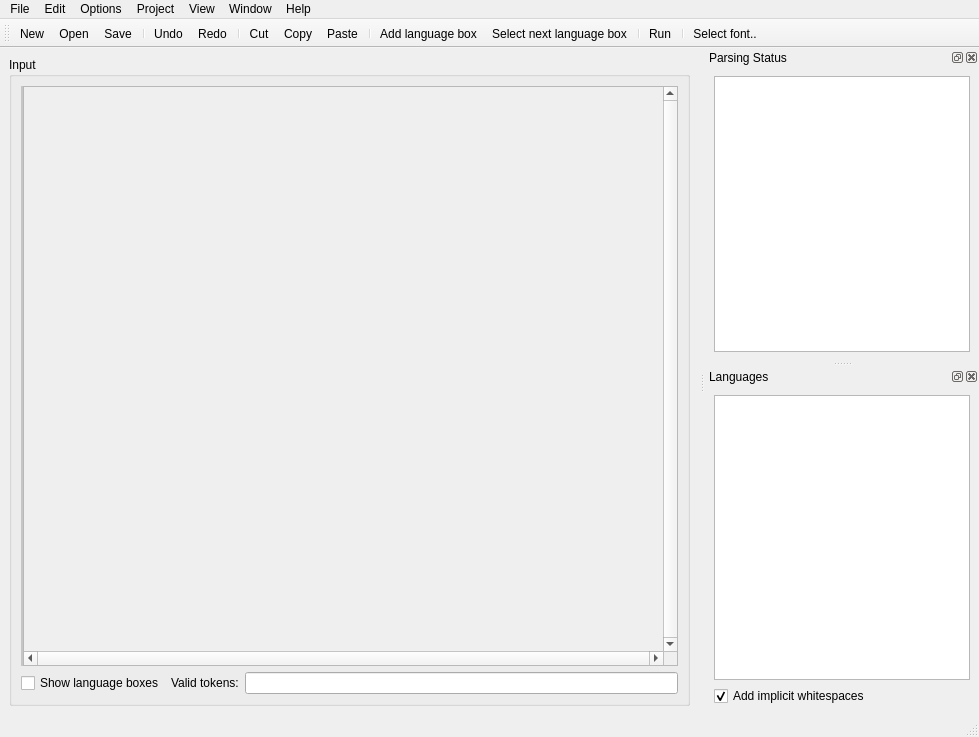
This is lib/eco/gui/newgui.ui in softdevteam/eco as Qt 5 draws it before an edit. The edited form follows.
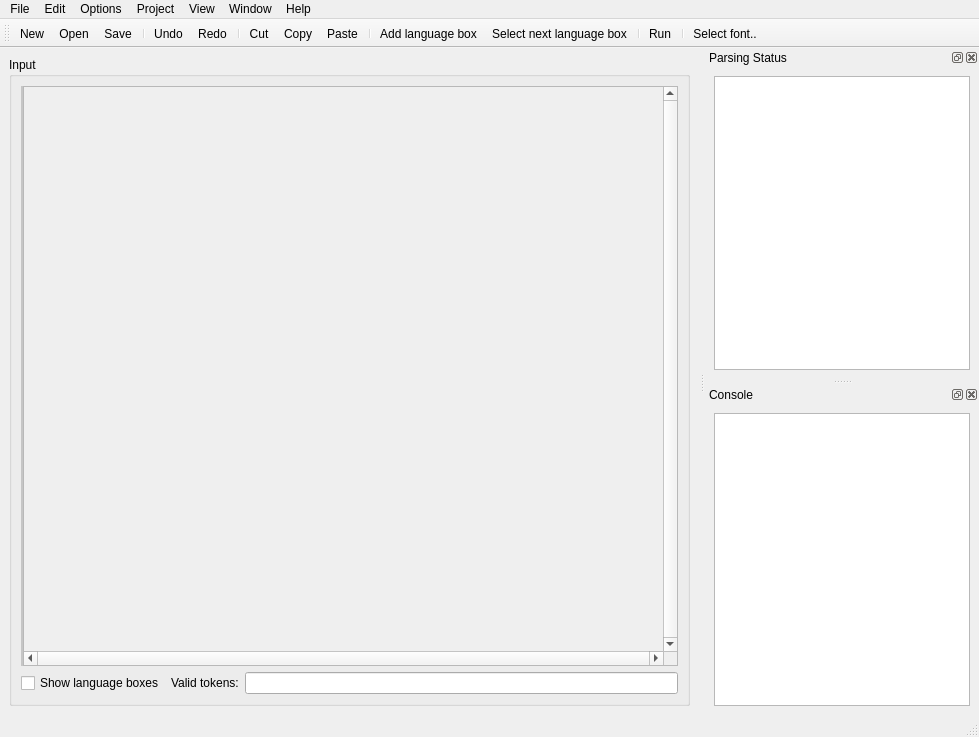
This is the edited form. Icons and pictures are not drawn. Custom widgets are drawn as their Qt base class.

Commit message: removed language list; replaced with console

What changed in the file:
```diff
--- a/lib/eco/gui/newgui.ui
+++ b/lib/eco/gui/newgui.ui
@@ -535,7 +535,7 @@
   </widget>
   <widget class="QDockWidget" name="dockWidget_3">
    <property name="windowTitle">
-    <string>Languages</string>
+    <string>Console</string>
    </property>
    <attribute name="dockWidgetArea">
     <number>2</number>
@@ -543,21 +543,8 @@
    <widget class="QWidget" name="dockWidgetContents_3">
     <layout class="QVBoxLayout" name="verticalLayout_3">
      <item>
-      <widget class="QListWidget" name="list_languages">
-       <property name="sizePolicy">
-        <sizepolicy hsizetype="Minimum" vsizetype="Expanding">
-         <horstretch>0</horstretch>
-         <verstretch>0</verstretch>
-        </sizepolicy>
-       </property>
-      </widget>
-     </item>
-     <item>
-      <widget class="QCheckBox" name="cb_add_implicit_ws">
-       <property name="text">
-        <string>Add implicit whitespaces</string>
-       </property>
-       <property name="checked">
+      <widget class="QTextEdit" name="teConsole">
+       <property name="readOnly">
         <bool>true</bool>
        </property>
       </widget>
```
Left out of the diff: 6 changed lines with no effect on the pictures. The commit also changes 4 other files.
